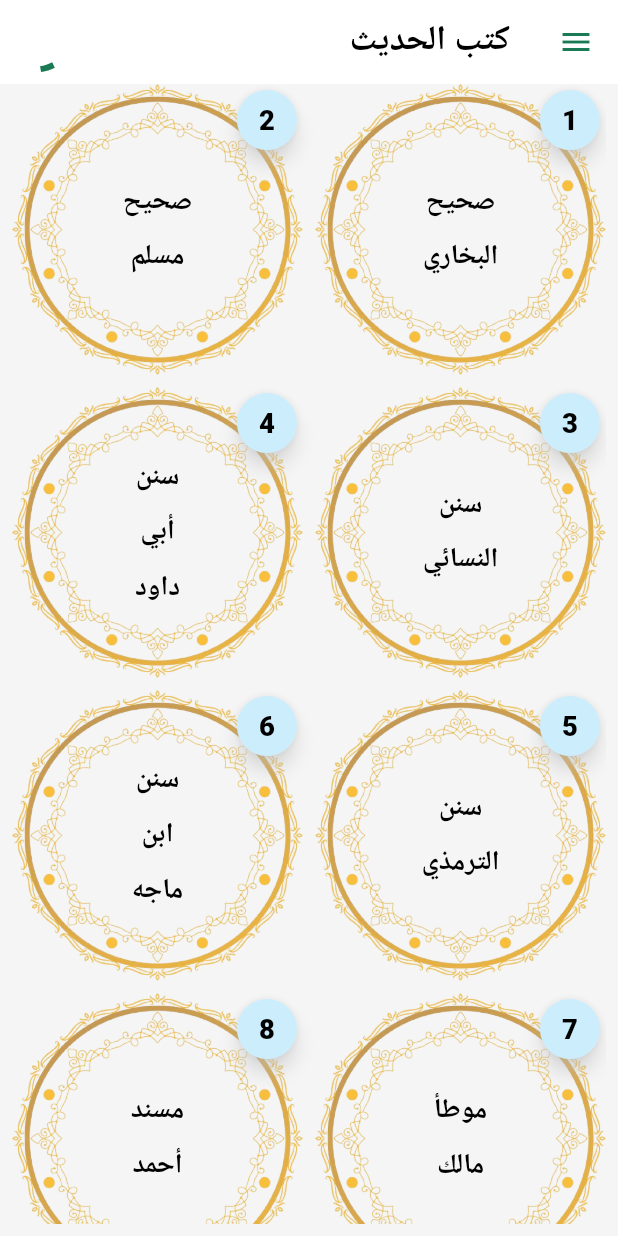
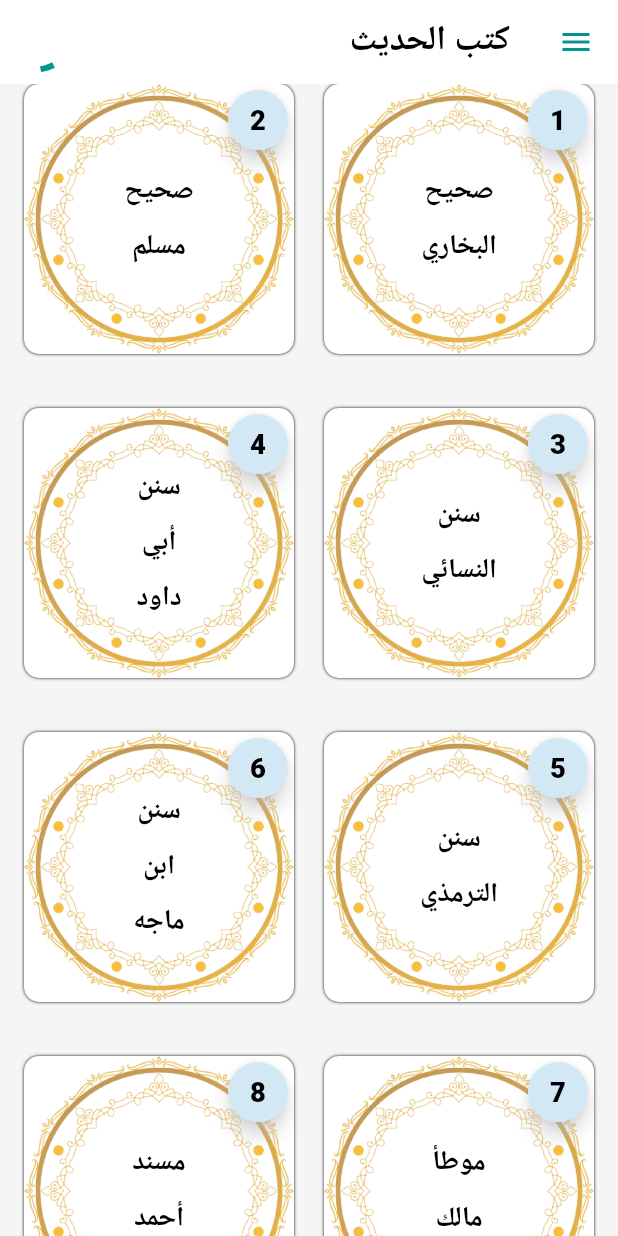
Before and after one commit to ahmetbasmaci/hadith_books, a Flutter app: the screen it shows after launch, on a phone screen of 412 x 824 dp. Run offline on Flutter 3.47's test engine with Material 3 defaults, Android fonts, the phone set to English and light mode, and no system bars; our stand-ins replace dartz, equatable, flutter_bloc, flutter_staggered_animations, get_it, get_storage and 4 more; missing offline and left inert: flutter_share; accounts and stored records are empty; Roboto replaces fonts that are missing (Amiri).

Commit message:
update theme

```diff
--- a/lib/config/theme/app_themes.dart
+++ b/lib/config/theme/app_themes.dart
@@ -8,29 +8,31 @@ class AppThemes {
   static ThemeColors get lightColor => ThemeColors(
         brightness: Brightness.light,
         background: const Color(0xFFf5f5f5),
-        primary: const Color.fromARGB(255, 25, 122, 85),
-        secondary: const Color(0xFF02a3ee),
+        primary: const Color(0xFF019592),
+        secondary: const Color(0xFF258DCE),
         third: const Color(0xFFa3ee02),
-        success: const Color.fromARGB(255, 0, 135, 43),
-        error: const Color(0xFFee022d),
-        warning: const Color(0xFFeec302),
+        natural: const Color(0xFF475467),
+        success: const Color(0xff009D48),
+        error: const Color(0xFFD2392D),
+        warning: const Color(0xFFE78C26),
         onError: Colors.white,
         onSuccess: Colors.white,
-        surface: Colors.white,
+        surface: const Color(0xFFf5f5f5),
       );
 
   static ThemeColors get darkColor => ThemeColors(
         brightness: Brightness.dark,
-        background: const Color.fromARGB(255, 28, 28, 28),
-        primary: const Color.fromARGB(255, 92, 230, 172),
-        secondary: const Color.fromARGB(255, 0, 85, 124),
+        background: const Color(0xff121212),
+        primary: const Color(0xff03dac5),
+        secondary: const Color(0xffA2CAF4),
         third: const Color(0xFFa3ee02),
-        success: const Color(0xFF02ee4d),
-        error: const Color(0xFFee022d),
-        warning: const Color(0xFFeec302),
+        natural: const Color(0xFFD0D5DD),
+        success: const Color(0xFF8BD7A0),
+        error: const Color(0xFFFFAC9A),
+        warning: const Color(0xFFFFB876),
         onError: Colors.white,
         onSuccess: Colors.white,
-        surface: Colors.black,
+        surface: const Color(0xFF121212),
       );
 
   static final ThemeData _light = _setTheme(lightColor);
--- a/lib/config/theme/theme_colors.dart
+++ b/lib/config/theme/theme_colors.dart
@@ -5,6 +5,7 @@ class ThemeColors {
   final Color primary;
   final Color secondary;
   final Color third;
+  final Color natural;
   final Color success;
   final Color error;
   final Color warning;
@@ -19,6 +20,7 @@ class ThemeColors {
     required this.primary,
     required this.secondary,
     required this.third,
+    required this.natural,
     required this.success,
     required this.error,
     required this.warning,
--- a/lib/core/utils/resources/app_styles.dart
+++ b/lib/core/utils/resources/app_styles.dart
@@ -1,5 +1,6 @@
-import 'package:flutter/widgets.dart';
+import 'package:flutter/material.dart';
 import 'package:google_fonts/google_fonts.dart';
+
 import '../responsive/responsive_manager.dart';
 
 abstract class AppStyles {
@@ -15,6 +16,7 @@ abstract class AppStyles {
   static TextStyle get normalBold => normal.copyWith(
         fontWeight: FontWeight.w800,
       );
+
   static TextStyle get titleSmall => _fontStyle.copyWith(
         fontSize: ResponsiveManager.responsiveFontSize(18),
         fontWeight: FontWeight.w400,
--- a/lib/core/widgets/components/icon_parent.dart
+++ b/lib/core/widgets/components/icon_parent.dart
@@ -8,9 +8,10 @@ class IconParent extends StatelessWidget {
   @override
   Widget build(BuildContext context) {
     return Card(
+      // color: context.theme.colorScheme.primary,
       shape: RoundedRectangleBorder(
         borderRadius: BorderRadius.circular(AppSizes.smallBorderRadius),
-        side: BorderSide(color: context.theme.colorScheme.secondary),
+        // side: BorderSide(color: context.theme.colorScheme.secondary),
       ),
       child: Padding(
         padding: EdgeInsets.all(AppSizes.smallSpace),
--- a/lib/core/widgets/components/settings_list_tile_item.dart
+++ b/lib/core/widgets/components/settings_list_tile_item.dart
@@ -43,7 +43,7 @@ class SettingsListTileItem<T> extends StatelessWidget {
         tileColor: context.theme.colorScheme.surface,
         iconColor: iconColor,
         title: Text(title, style: AppStyles.titleSmallBold),
-        subtitle: Text(subtitle, style: AppStyles.normal),
+        subtitle: Text(subtitle, style: AppStyles.normal.natural),
         leading: leading,
         trailing: isCustomTrailing
             ? cutomTrailing
--- a/lib/features/favorite/presentation/widgets/favorite_body.dart
+++ b/lib/features/favorite/presentation/widgets/favorite_body.dart
@@ -83,6 +83,7 @@ class FavoriteBody extends StatelessWidget {
           index: i,
           hadith: filteredModels[i],
           hadithBookEntity: allHadithBookEntitys.firstWhere((element) => element.id == filteredModels[i].bookId),
+          showBookTitle: true,
         ),
       );
     }
--- a/lib/features/hadith_home/presentation/pages/hadith_home_page.dart
+++ b/lib/features/hadith_home/presentation/pages/hadith_home_page.dart
@@ -39,24 +39,26 @@ class HadithHomePage extends StatelessWidget {
     );
   }
 
-  Padding _body(BuildContext context) {
-    return Padding(
-      padding: EdgeInsets.only(left: AppSizes.smallSpace, right: AppSizes.smallSpace, bottom: AppSizes.smallSpace),
-      child: AppScrollbar(
+  Widget _body(BuildContext context) {
+    return AppScrollbar(
       controller: context.read<HadithHomeCubit>().scrollController,
       child: GridView.builder(
         controller: context.read<HadithHomeCubit>().scrollController,
         gridDelegate: SliverGridDelegateWithFixedCrossAxisCount(
           crossAxisCount: 2,
-            crossAxisSpacing: AppSizes.smallSpace,
-            mainAxisSpacing: AppSizes.smallSpace,
+          crossAxisSpacing: AppSizes.xLargeSpace,
+          mainAxisSpacing: AppSizes.xLargeSpace,
         ),
         physics: const BouncingScrollPhysics(),
         itemCount: HadithBooksEnum.values.length,
         itemBuilder: (context, index) {
-            return HadithBookItemBtn(hadithBooksEnum: HadithBooksEnum.values[index]);
+          double paddingLeft = index % 2 == 1 ? AppSizes.screenPadding : 0;
+          double paddingRight = index % 2 == 0 ? AppSizes.screenPadding : 0;
+          return Padding(
+            padding: EdgeInsets.only(left: paddingLeft, right: paddingRight, bottom: AppSizes.screenPadding),
+            child: HadithBookItemBtn(hadithBooksEnum: HadithBooksEnum.values[index]),
+          );
         },
-        ),
       ),
     );
   }
--- a/lib/features/hadith_home/presentation/widgets/hadith_book_item.dart
+++ b/lib/features/hadith_home/presentation/widgets/hadith_book_item.dart
@@ -19,6 +19,18 @@ class HadithBookItem extends StatelessWidget {
         image: DecorationImage(
           image: AssetImage(hadithBooksEnum.bookImage),
         ),
+        borderRadius: BorderRadius.circular(AppSizes.smallBorderRadius),
+        color: context.theme.colorScheme.surface,
+        //color: const Color(0xff1d1d1d),
+        boxShadow: const [
+          BoxShadow(
+            // color: AppConstants.context.theme.colorScheme.primary.withOpacity(.5),
+            //color: Colors.white.withOpacity(.5),
+            blurRadius: 1,
+            // offset: const Offset(-5, 0),
+            // spreadRadius: 1,
+          )
+        ],
       ),
       child: Stack(
         alignment: Alignment.center,
--- a/lib/features/hadith_home/presentation/widgets/hadith_view_body_part/hadith_view_body_searched_items.dart
+++ b/lib/features/hadith_home/presentation/widgets/hadith_view_body_part/hadith_view_body_searched_items.dart
@@ -114,7 +114,9 @@ class _HadithViewBodySearchedItemsState extends State<HadithViewBodySearchedItem
         return HadithCardItem(
             index: index,
             hadith: hadith,
-            hadithBookEntity: widget.hadithBookEntities.firstWhere((x) => x.id == hadith.bookId));
+            hadithBookEntity: widget.hadithBookEntities.firstWhere((x) => x.id == hadith.bookId),
+            showBookTitle: true,
+             );
       },
     );
   }
```
Also changed, not shown: lib/core/utils/resources/app_extentions.dart (+14 -0 lines), lib/core/utils/resources/app_shadows.dart (+5 -4 lines), lib/features/hadith_home/presentation/widgets/hadith_card_item.dart (+9 -5 lines), lib/features/hadith_home/presentation/widgets/hadith_view_body_part/hadith_view_body_search_in_chapter.dart (+5 -2 lines), lib/features/hadith_home/presentation/widgets/hadith_view_body_part/hadith_viwe_body_all_items.dart (+6 -1 lines), lib/features/hadith_home/presentation/widgets/hadith_view_body_part/hadith_viwe_body_chapter_items.dart (+5 -2 lines). Lines whose indentation alone changed are shown as unchanged.
